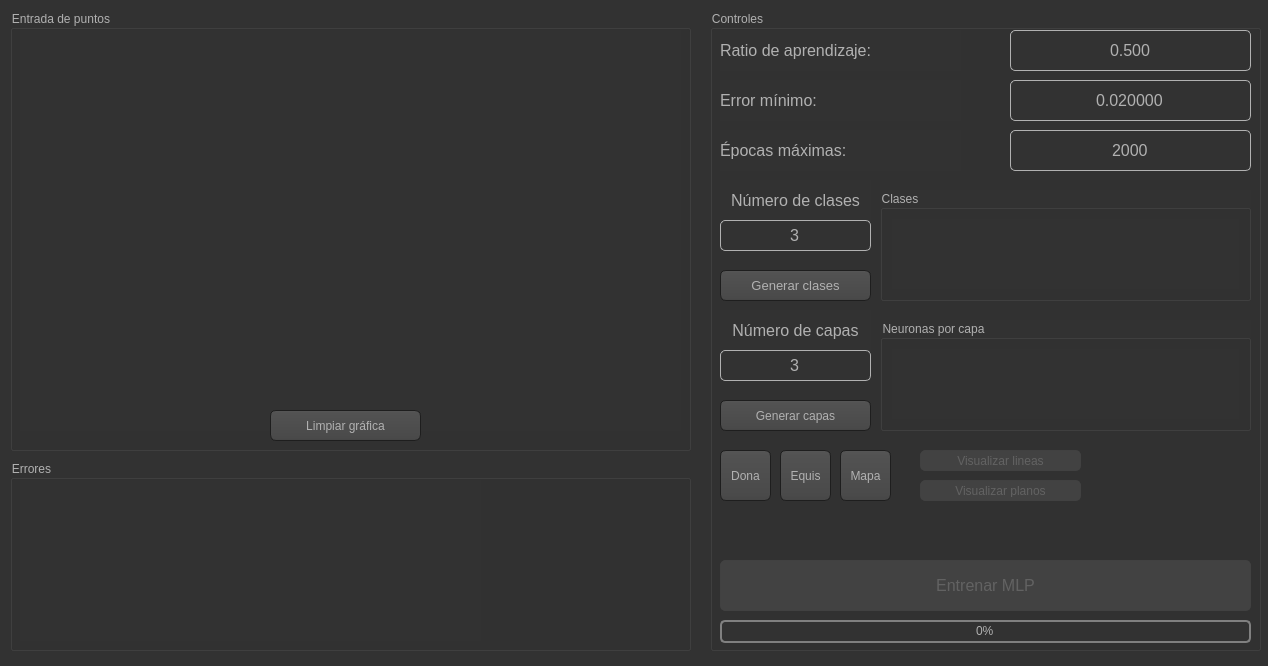
Old version of the form Practica04_MLP/codigoFuente/UI/Interface_MLP.ui in the repository CodeRevenge/practicas_ia_2.
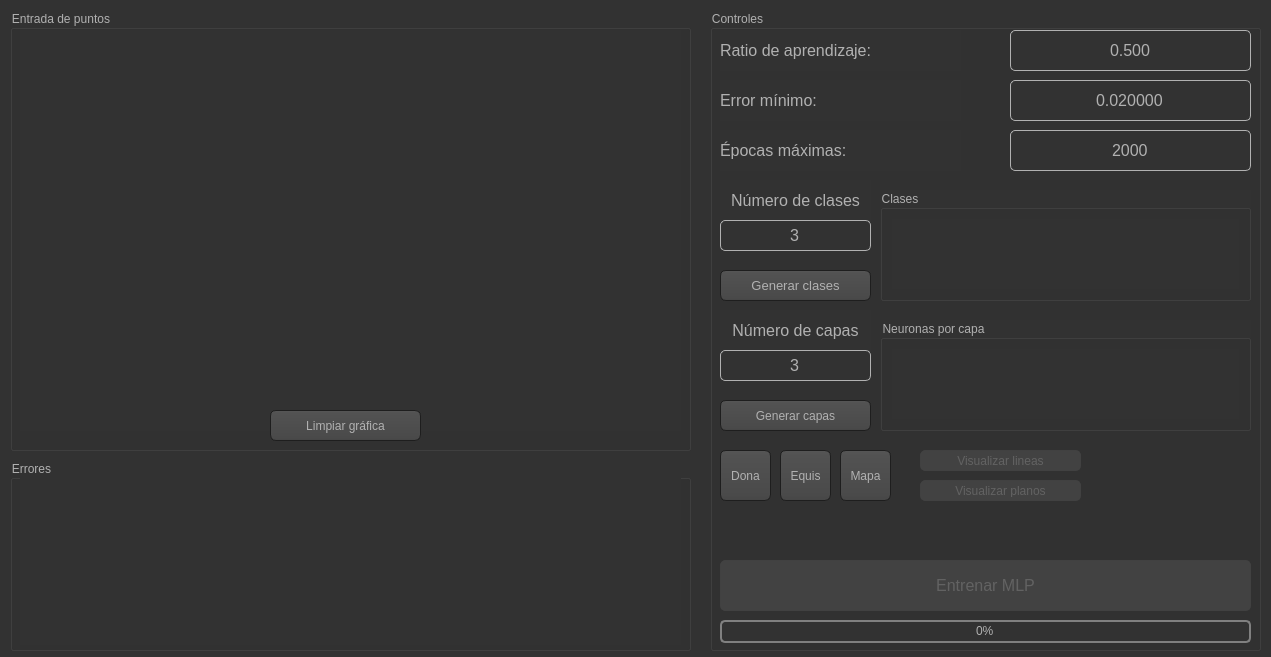
New version of the form. Icons and pictures are not drawn. Custom widgets are drawn as their Qt base class.

Diff of the .ui file:
```diff
--- a/Practica04_MLP/codigoFuente/UI/Interface_MLP.ui
+++ b/Practica04_MLP/codigoFuente/UI/Interface_MLP.ui
@@ -9,8 +9,8 @@
    <rect>
     <x>0</x>
     <y>0</y>
-    <width>1268</width>
-    <height>666</height>
+    <width>1271</width>
+    <height>657</height>
    </rect>
   </property>
   <property name="windowTitle">
@@ -566,9 +566,9 @@
      <property name="geometry">
       <rect>
        <x>10</x>
-       <y>20</y>
-       <width>461</width>
-       <height>161</height>
+       <y>15</y>
+       <width>661</width>
+       <height>170</height>
       </rect>
      </property>
     </widget>
```
Left out of the diff: 4 changed lines with no effect on the pictures.
